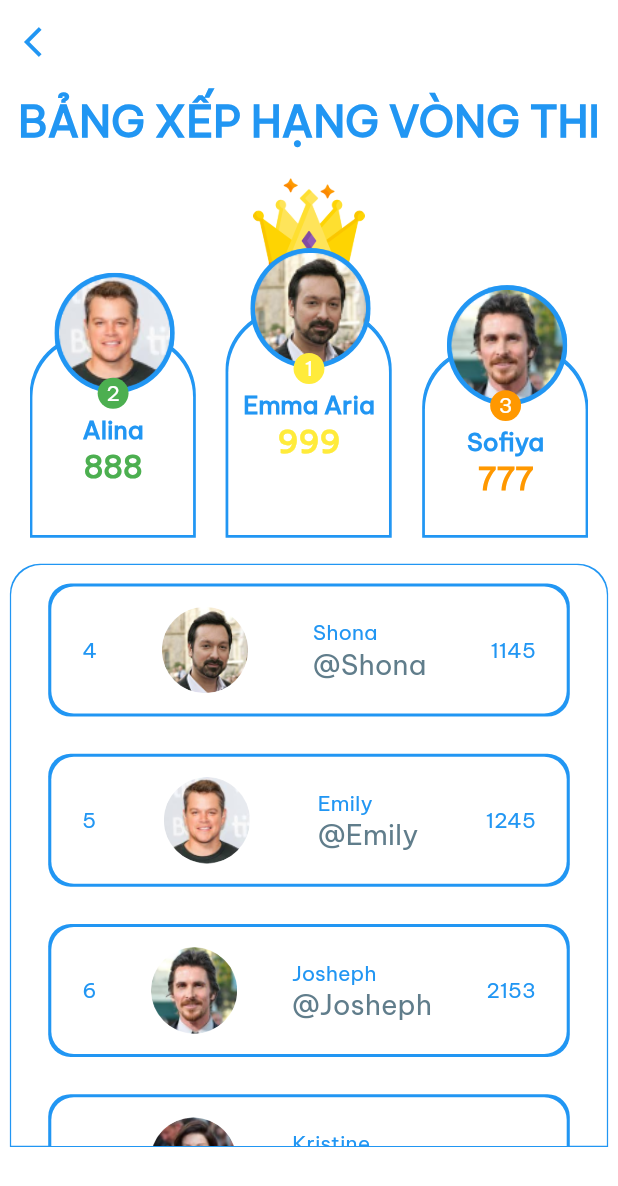
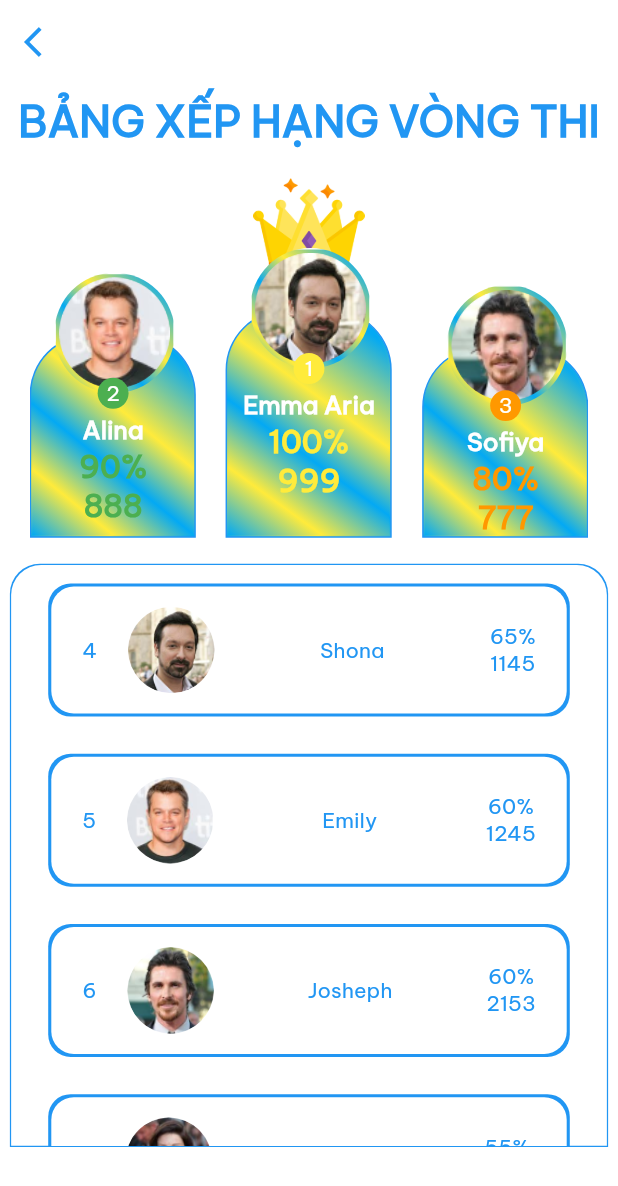
Before and after one commit to Nhat-An-GitOrganization/typing_contest_mobile, a Flutter app: the RankingRoundScreen screen opened directly, on a phone screen of 412 x 824 dp. Shown: the top 1186 px of the screen. Run offline on Flutter 3.47's test engine with Material 2 defaults, Android fonts, the phone set to English and light mode, and no system bars; our stand-ins replace awesome_dialog, carousel_slider, confetti, curved_navigation_bar, firebase_auth, firebase_core and 5 more; accounts and stored records are empty; project files that could hold a hidden picture were left out.

```diff
--- a/lib/component/ranking/ranking_round_screen.dart
+++ b/lib/component/ranking/ranking_round_screen.dart
@@ -21,7 +21,7 @@ class RankingRoundScreen extends StatelessWidget {
               color: Colors.blue,
             ),
             onPressed: () {
-              // Xử lý sự kiện khi nút được nhấn
+              Navigator.pop(context);
             },
           ),
         ),
@@ -58,7 +58,8 @@ class RankingRoundScreen extends StatelessWidget {
                         winnerName: 'Alina',
                         height: size.height * 0.16,
                         rank: '2',
-                        point: '888',
+                        wpm: '888',
+                        accuracy: '90%',
                         color: Colors.green,
                       ),
                       const WinnerContainer(
@@ -70,7 +71,8 @@ class RankingRoundScreen extends StatelessWidget {
                         url: 'lib/images/actor_3.png',
                         height: size.height * 0.15,
                         rank: '3',
-                        point: '777',
+                        wpm: '777',
+                        accuracy: '80%',
                         color: Colors.orange,
                       ),
                     ],
@@ -102,26 +104,30 @@ class RankingRoundScreen extends StatelessWidget {
                           ContestantList(
                             url: 'lib/images/actor_1.png',
                             name: 'Shona',
-                            rank: '1145',
-                            position: '4',
+                            wpm: '1145',
+                            accuracy: '65%',
+                            rank: '4',
                           ),
                           ContestantList(
                             url: 'lib/images/actor_2.png',
                             name: 'Emily',
-                            rank: '1245',
-                            position: '5',
+                            accuracy: '60%',
+                            wpm: '1245',
+                            rank: '5',
                           ),
                           ContestantList(
                             url: 'lib/images/actor_3.png',
                             name: 'Josheph',
-                            rank: '2153',
-                            position: '6',
+                            accuracy: '60%',
+                            wpm: '2153',
+                            rank: '6',
                           ),
                           ContestantList(
                             url: 'lib/images/actor_4.png',
-                            rank: '3456',
+                            accuracy: '55%',
+                            wpm: '3456',
                             name: 'Kristine',
-                            position: '7',
+                            rank: '7',
                           ),
                           ContestantList(),
                         ],
@@ -145,13 +151,15 @@ class WinnerContainer extends StatelessWidget {
   final String? url;
   final String? winnerName;
   final String? rank;
-  final String? point;
+  final String? accuracy;
+  final String? wpm;
   final double? height;
   const WinnerContainer(
       {Key? key,
       this.isFirst = false,
       this.color,
-      this.point,
+      this.accuracy,
+      this.wpm,
       this.winnerPosition,
       this.winnerName,
       this.rank,
@@ -172,7 +180,23 @@ class WinnerContainer extends StatelessWidget {
               child: Container(
                 decoration: BoxDecoration(
                   gradient: const LinearGradient(
-                      colors: [Colors.blue, Colors.blue, Colors.blue]),
+                    colors: [
+                      Colors.lightBlue,
+                      Colors.yellow,
+                      Colors.lightBlue,
+                      Colors.yellow,
+                      Colors.lightBlue,
+                    ],
+                    stops: [
+                      0.1,
+                      0.4,
+                      0.6,
+                      0.8,
+                      1,
+                    ],
+                    begin: Alignment.topRight,
+                    end: Alignment.bottomLeft,
+                  ),
                   border: Border.all(
                     color: Colors.blue,
                   ),
@@ -186,7 +210,24 @@ class WinnerContainer extends StatelessWidget {
                     height: height ?? size.height * 0.18,
                     width: size.width * 0.26,
                     decoration: const BoxDecoration(
-                      color: Colors.white,
+                      gradient: LinearGradient(
+                        colors: [
+                          Colors.lightBlue,
+                          Colors.yellow,
+                          Colors.lightBlue,
+                          Colors.yellow,
+                          Colors.lightBlue,
+                        ],
+                        stops: [
+                          0.1,
+                          0.4,
+                          0.6,
+                          0.8,
+                          1,
+                        ],
+                        begin: Alignment.topRight,
+                        end: Alignment.bottomLeft,
+                      ),
                       borderRadius: BorderRadius.only(
                           topLeft: Radius.circular(40.0),
                           topRight: Radius.circular(40.0)),
@@ -213,9 +254,25 @@ class WinnerContainer extends StatelessWidget {
                     child: Container(
                       decoration: BoxDecoration(
                         gradient: const LinearGradient(
-                            colors: [Colors.blue, Colors.blue, Colors.blue]),
+                          colors: [
+                            Colors.lightBlue,
+                            Colors.yellow,
+                            Colors.lightBlue,
+                            Colors.yellow,
+                            Colors.lightBlue,
+                          ],
+                          stops: [
+                            0.1,
+                            0.4,
+                            0.6,
+                            0.8,
+                            1,
+                          ],
+                          begin: Alignment.topRight,
+                          end: Alignment.bottomLeft,
+                        ),
                         border: Border.all(
-                          color: Colors.blue,
+                          color: Colors.white,
                         ),
                       ),
                       child: Padding(
@@ -263,13 +320,22 @@ class WinnerContainer extends StatelessWidget {
                     Text(
                       winnerName ?? 'Emma Aria',
                       style: TextStyle(
-                          color: Colors.blue,
+                          color: Colors.white,
                           fontSize: size.width * 0.04,
                           fontFamily: 'BeVietnamPro',
                           fontWeight: FontWeight.bold),
                     ),
                     Text(
-                      point ?? '999',
+                      accuracy ?? '100%',
+                      style: TextStyle(
+                        color: color ?? Colors.blue,
+                        fontSize: size.width * 0.05,
+                        fontFamily: 'BeVietnamPro',
+                        fontWeight: FontWeight.bold,
+                      ),
+                    ),
+                    Text(
+                      wpm ?? '999',
                       style: TextStyle(
                         color: color ?? Colors.blue,
                         fontSize: size.width * 0.05,
@@ -291,10 +357,11 @@ class WinnerContainer extends StatelessWidget {
 class ContestantList extends StatelessWidget {
   final String? url;
   final String? name;
+  final String? wpm;
+  final String? accuracy;
   final String? rank;
-  final String? position;
   const ContestantList(
-      {Key? key, this.url, this.name, this.rank, this.position})
+      {Key? key, this.url, this.name, this.wpm, this.accuracy, this.rank})
       : super(key: key);
 
   @override
@@ -326,16 +393,15 @@ class ContestantList extends StatelessWidget {
                 mainAxisAlignment: MainAxisAlignment.spaceBetween,
                 crossAxisAlignment: CrossAxisAlignment.start,
                 children: [
-                  Column(
-                    mainAxisAlignment: MainAxisAlignment.center,
-                    crossAxisAlignment: CrossAxisAlignment.start,
+                  Row(
                     children: [
                       Text(
-                        position ?? '8', // Hiển thị vị trí xếp hạng
+                        rank ?? '8',
                         style: const TextStyle(color: Colors.blue),
                       ),
-                    ],
-                  ),
+                      SizedBox(
+                          width: size.width *
+                              0.05), // Khoảng cách giữa rank và url
                       Center(
                         child: ClipOval(
                           clipBehavior: Clip.antiAlias,
@@ -344,7 +410,10 @@ class ContestantList extends StatelessWidget {
                             height: size.height * 0.07,
                             width: size.height * 0.07,
                             fit: BoxFit.fill,
-                        )),
+                          ),
+                        ),
+                      ),
+                    ],
                   ),
                   Column(
                     mainAxisAlignment: MainAxisAlignment.center,
@@ -354,14 +423,6 @@ class ContestantList extends StatelessWidget {
                         name ?? 'Name',
                         style: const TextStyle(color: Colors.blue),
                       ),
-                      Text(
-                        '@${name ?? 'Name'}',
-                        style: TextStyle(
-                          color: Colors.blueGrey,
-                          fontSize: size.width * 0.045,
-                          fontFamily: 'BeVietnamPro',
-                        ),
-                      ),
                     ],
                   ),
                   Column(
@@ -369,7 +430,11 @@ class ContestantList extends StatelessWidget {
                     crossAxisAlignment: CrossAxisAlignment.center,
                     children: [
                       Text(
-                        rank ?? '1234',
+                        accuracy ?? '85%',
+                        style: const TextStyle(color: Colors.blue),
+                      ),
+                      Text(
+                        wpm ?? '555',
                         style: const TextStyle(color: Colors.blue),
                       ),
                     ],
```
Also changed, not shown: lib/component/ClassDetail/class_detail.dart (added, +263 -0 lines), lib/component/ranking/ranking_student_screen.dart (+36 -8 lines). Lines whose indentation alone changed are shown as unchanged.
